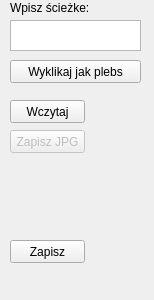
This is edycja_obrazow/menu_odczytu_i_zapisu.ui in hankav21/edytor_obrazow as Qt 5 draws it before an edit. The edited form follows.
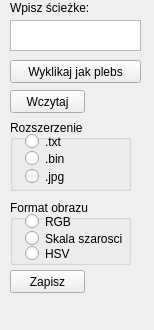
This is the edited form.

The edit to the form file:
```diff
--- a/edycja_obrazow/menu_odczytu_i_zapisu.ui
+++ b/edycja_obrazow/menu_odczytu_i_zapisu.ui
@@ -7,26 +7,26 @@
     <x>0</x>
     <y>0</y>
     <width>154</width>
-    <height>300</height>
+    <height>330</height>
    </rect>
   </property>
   <property name="minimumSize">
    <size>
     <width>154</width>
-    <height>300</height>
+    <height>330</height>
    </size>
   </property>
   <property name="maximumSize">
    <size>
     <width>154</width>
-    <height>300</height>
+    <height>330</height>
    </size>
   </property>
   <property name="floating">
    <bool>false</bool>
   </property>
   <property name="features">
-   <set>QDockWidget::NoDockWidgetFeatures</set>
+   <set>QDockWidget::DockWidgetClosable</set>
   </property>
   <property name="allowedAreas">
    <set>Qt::NoDockWidgetArea</set>
@@ -62,7 +62,7 @@
     <property name="geometry">
      <rect>
       <x>10</x>
-      <y>100</y>
+      <y>90</y>
       <width>75</width>
       <height>23</height>
      </rect>
@@ -71,22 +71,6 @@
      <string>Wczytaj</string>
     </property>
    </widget>
-   <widget class="QPushButton" name="pushButton_Zapisz_JPG">
-    <property name="enabled">
-     <bool>false</bool>
-    </property>
-    <property name="geometry">
-     <rect>
-      <x>10</x>
-      <y>130</y>
-      <width>75</width>
-      <height>23</height>
-     </rect>
-    </property>
-    <property name="text">
-     <string>Zapisz JPG</string>
-    </property>
-   </widget>
    <widget class="QLabel" name="label">
     <property name="geometry">
      <rect>
@@ -104,7 +88,7 @@
     <property name="geometry">
      <rect>
       <x>10</x>
-      <y>240</y>
+      <y>270</y>
       <width>75</width>
       <height>23</height>
      </rect>
@@ -113,6 +97,123 @@
      <string>Zapisz</string>
     </property>
    </widget>
+   <widget class="QGroupBox" name="groupBox_rozszerzenie">
+    <property name="geometry">
+     <rect>
+      <x>10</x>
+      <y>120</y>
+      <width>121</width>
+      <height>71</height>
+     </rect>
+    </property>
+    <property name="title">
+     <string>Rozszerzenie</string>
+    </property>
+    <widget class="QRadioButton" name="radioButton_txt">
+     <property name="geometry">
+      <rect>
+       <x>15</x>
+       <y>13</y>
+       <width>61</width>
+       <height>17</height>
+      </rect>
+     </property>
+     <property name="text">
+      <string>.txt</string>
+     </property>
+    </widget>
+    <widget class="QRadioButton" name="radioButton_bin">
+     <property name="geometry">
+      <rect>
+       <x>15</x>
+       <y>30</y>
+       <width>61</width>
+       <height>17</height>
+      </rect>
+     </property>
+     <property name="text">
+      <string>.bin</string>
+     </property>
+    </widget>
+    <widget class="QRadioButton" name="radioButton_jpg">
+     <property name="geometry">
+      <rect>
+       <x>15</x>
+       <y>48</y>
+       <width>61</width>
+       <height>17</height>
+      </rect>
+     </property>
+     <property name="text">
+      <string>.jpg</string>
+     </property>
+    </widget>
+   </widget>
+   <widget class="QGroupBox" name="groupBox_format">
+    <property name="geometry">
+     <rect>
+      <x>10</x>
+      <y>200</y>
+      <width>121</width>
+      <height>65</height>
+     </rect>
+    </property>
+    <property name="title">
+     <string>Format obrazu</string>
+    </property>
+    <widget class="QRadioButton" name="radioButton_rgb">
+     <property name="geometry">
+      <rect>
+       <x>15</x>
+       <y>13</y>
+       <width>61</width>
+       <height>17</height>
+      </rect>
+     </property>
+     <property name="text">
+      <string>RGB</string>
+     </property>
+    </widget>
+    <widget class="QRadioButton" name="radioButton_szary">
+     <property name="geometry">
+      <rect>
+       <x>15</x>
+       <y>30</y>
+       <width>101</width>
+       <height>17</height>
+      </rect>
+     </property>
+     <property name="text">
+      <string>Skala szarosci</string>
+     </property>
+    </widget>
+    <widget class="QRadioButton" name="radioButton_hsv">
+     <property name="geometry">
+      <rect>
+       <x>15</x>
+       <y>45</y>
+       <width>101</width>
+       <height>17</height>
+      </rect>
+     </property>
+     <property name="text">
+      <string>HSV</string>
+     </property>
+    </widget>
+   </widget>
+   <widget class="QLabel" name="label_komunikat">
+    <property name="geometry">
+     <rect>
+      <x>10</x>
+      <y>293</y>
+      <width>131</width>
+      <height>16</height>
+     </rect>
+    </property>
+    <property name="text">
+     <string> </string>
+    </property>
+   </widget>
   </widget>
  </widget>
  <resources/>
```
Left out of the diff: 2 changed lines with no effect on the pictures.
